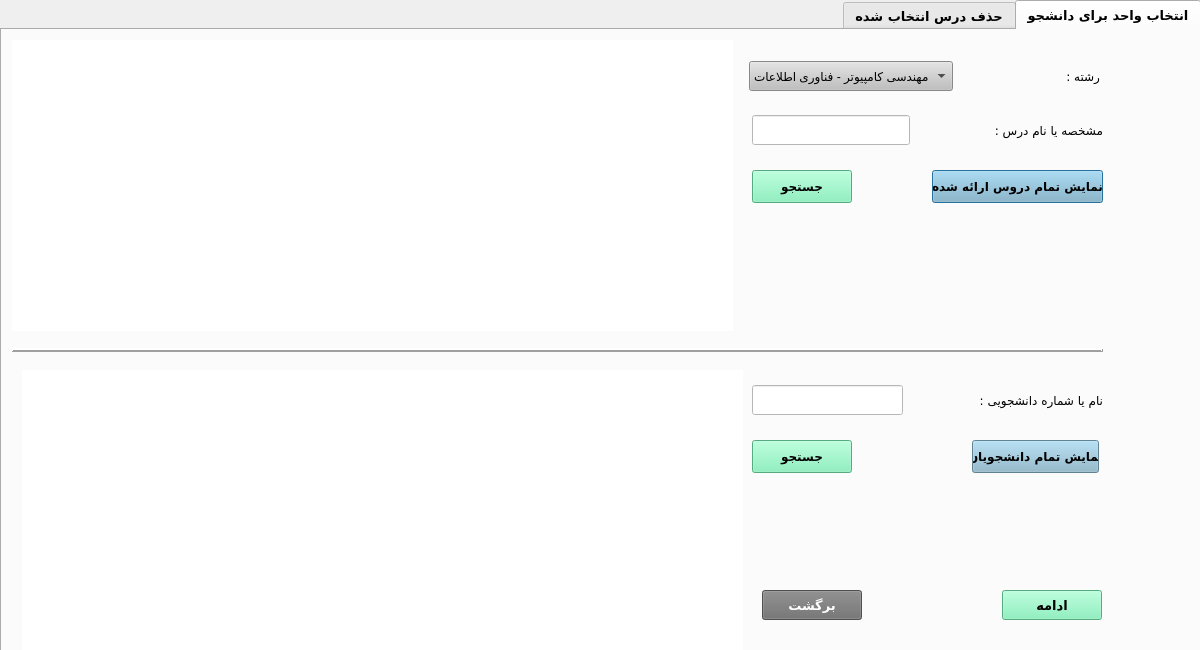
AliRn76/Student-Portal, file entekhabvaheddialog.ui: the form before one commit.
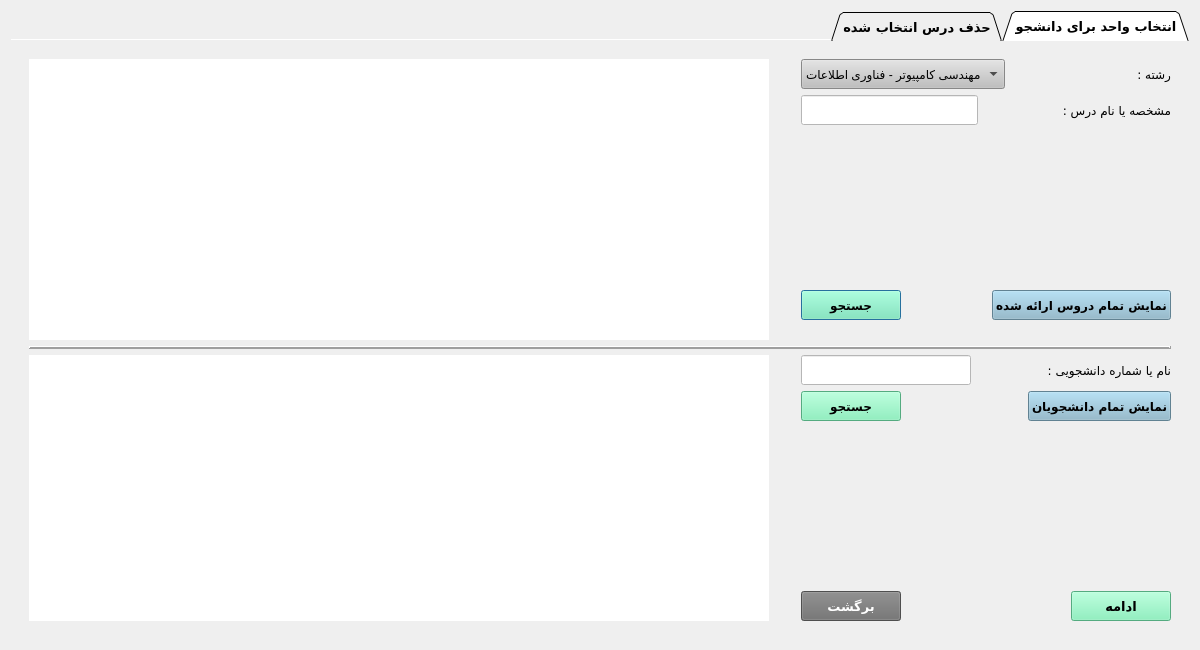
The form after the commit.

Commit message: 98-6-15 - EntekhabVahed Responsive shod

```diff
--- a/entekhabvaheddialog.ui
+++ b/entekhabvaheddialog.ui
@@ -13,15 +13,9 @@
   <property name="windowTitle">
    <string>انتخاب واحد</string>
   </property>
+  <layout class="QGridLayout" name="gridLayout_3">
+   <item row="0" column="0">
   <widget class="QTabWidget" name="tabWidget">
-   <property name="geometry">
-    <rect>
-     <x>0</x>
-     <y>0</y>
-     <width>1201</width>
-     <height>661</height>
-    </rect>
-   </property>
    <property name="font">
     <font>
      <family>B Nazanin</family>
@@ -36,25 +30,25 @@
    <property name="tabPosition">
     <enum>QTabWidget::North</enum>
    </property>
+     <property name="tabShape">
+      <enum>QTabWidget::Triangular</enum>
+     </property>
    <property name="currentIndex">
     <number>0</number>
    </property>
+     <property name="documentMode">
+      <bool>true</bool>
+     </property>
    <widget class="QWidget" name="tab">
     <attribute name="title">
      <string>انتخاب واحد برای دانشجو</string>
     </attribute>
+      <layout class="QGridLayout" name="gridLayout_2">
+       <item row="0" column="0">
     <widget class="QStackedWidget" name="stackedWidget">
      <property name="enabled">
       <bool>true</bool>
      </property>
-     <property name="geometry">
-      <rect>
-       <x>0</x>
-       <y>0</y>
-       <width>1191</width>
-       <height>651</height>
-      </rect>
-     </property>
      <property name="layoutDirection">
       <enum>Qt::LeftToRight</enum>
      </property>
@@ -62,15 +56,83 @@
       <number>0</number>
      </property>
      <widget class="QWidget" name="page">
-      <widget class="QWidget" name="layoutWidget_4">
-       <property name="geometry">
-        <rect>
-         <x>750</x>
-         <y>80</y>
-         <width>351</width>
-         <height>41</height>
-        </rect>
-       </property>
+          <layout class="QGridLayout" name="gridLayout">
+           <item row="0" column="0" rowspan="5">
+            <widget class="QTableView" name="tableView_lesson">
+             <property name="minimumSize">
+              <size>
+               <width>740</width>
+               <height>0</height>
+              </size>
+             </property>
+             <property name="font">
+              <font>
+               <family>B Nazanin</family>
+               <pointsize>10</pointsize>
+               <weight>75</weight>
+               <bold>true</bold>
+              </font>
+             </property>
+             <property name="focusPolicy">
+              <enum>Qt::ClickFocus</enum>
+             </property>
+             <property name="styleSheet">
+              <string notr="true"/>
+             </property>
+             <property name="frameShape">
+              <enum>QFrame::NoFrame</enum>
+             </property>
+             <property name="frameShadow">
+              <enum>QFrame::Plain</enum>
+             </property>
+             <property name="verticalScrollBarPolicy">
+              <enum>Qt::ScrollBarAsNeeded</enum>
+             </property>
+             <property name="horizontalScrollBarPolicy">
+              <enum>Qt::ScrollBarAlwaysOff</enum>
+             </property>
+             <property name="sizeAdjustPolicy">
+              <enum>QAbstractScrollArea::AdjustIgnored</enum>
+             </property>
+             <property name="autoScroll">
+              <bool>false</bool>
+             </property>
+             <property name="editTriggers">
+              <set>QAbstractItemView::NoEditTriggers</set>
+             </property>
+             <property name="tabKeyNavigation">
+              <bool>false</bool>
+             </property>
+             <property name="showDropIndicator" stdset="0">
+              <bool>false</bool>
+             </property>
+             <property name="dragDropOverwriteMode">
+              <bool>false</bool>
+             </property>
+             <property name="alternatingRowColors">
+              <bool>false</bool>
+             </property>
+             <property name="selectionMode">
+              <enum>QAbstractItemView::SingleSelection</enum>
+             </property>
+             <property name="selectionBehavior">
+              <enum>QAbstractItemView::SelectRows</enum>
+             </property>
+             <property name="textElideMode">
+              <enum>Qt::ElideNone</enum>
+             </property>
+             <property name="showGrid">
+              <bool>true</bool>
+             </property>
+             <property name="gridStyle">
+              <enum>Qt::DashDotDotLine</enum>
+             </property>
+             <property name="wordWrap">
+              <bool>true</bool>
+             </property>
+            </widget>
+           </item>
+           <item row="1" column="2">
        <layout class="QHBoxLayout" name="horizontalLayout_16">
         <item>
          <widget class="QLineEdit" name="lineEdit_entekhabID_2">
@@ -117,16 +179,48 @@
          </widget>
         </item>
        </layout>
-      </widget>
+           </item>
+           <item row="3" column="2">
+            <layout class="QHBoxLayout" name="horizontalLayout_24">
+             <item>
+              <widget class="QPushButton" name="pushButton_findLesson_2">
+               <property name="minimumSize">
+                <size>
+                 <width>100</width>
+                 <height>30</height>
+                </size>
+               </property>
+               <property name="font">
+                <font>
+                 <family>B Nazanin</family>
+                 <pointsize>9</pointsize>
+                 <weight>75</weight>
+                 <bold>true</bold>
+                </font>
+               </property>
+               <property name="styleSheet">
+                <string notr="true">background-color:rgb(118, 240, 179)</string>
+               </property>
+               <property name="text">
+                <string>جستجو</string>
+               </property>
+              </widget>
+             </item>
+             <item>
+              <spacer name="horizontalSpacer">
+               <property name="orientation">
+                <enum>Qt::Horizontal</enum>
+               </property>
+               <property name="sizeHint" stdset="0">
+                <size>
+                 <width>40</width>
+                 <height>20</height>
+                </size>
+               </property>
+              </spacer>
+             </item>
+             <item>
       <widget class="QPushButton" name="pushButton_showErae_2">
-       <property name="geometry">
-        <rect>
-         <x>930</x>
-         <y>140</y>
-         <width>171</width>
-         <height>33</height>
-        </rect>
-       </property>
        <property name="minimumSize">
         <size>
          <width>100</width>
@@ -148,15 +242,77 @@
         <string>نمایش تمام دروس ارائه شده</string>
        </property>
       </widget>
-      <widget class="QWidget" name="layoutWidget_5">
-       <property name="geometry">
-        <rect>
-         <x>747</x>
-         <y>30</y>
-         <width>351</width>
-         <height>32</height>
-        </rect>
-       </property>
+             </item>
+            </layout>
+           </item>
+           <item row="9" column="2">
+            <layout class="QHBoxLayout" name="horizontalLayout_25">
+             <item>
+              <widget class="QPushButton" name="pushButton_back">
+               <property name="minimumSize">
+                <size>
+                 <width>100</width>
+                 <height>30</height>
+                </size>
+               </property>
+               <property name="font">
+                <font>
+                 <family>B Nazanin</family>
+                 <pointsize>10</pointsize>
+                 <weight>75</weight>
+                 <bold>true</bold>
+                </font>
+               </property>
+               <property name="styleSheet">
+                <string notr="true">background-color:rgb(111, 111, 111);
+color : white
+</string>
+               </property>
+               <property name="text">
+                <string>برگشت</string>
+               </property>
+              </widget>
+             </item>
+             <item>
+              <spacer name="horizontalSpacer_2">
+               <property name="orientation">
+                <enum>Qt::Horizontal</enum>
+               </property>
+               <property name="sizeHint" stdset="0">
+                <size>
+                 <width>40</width>
+                 <height>20</height>
+                </size>
+               </property>
+              </spacer>
+             </item>
+             <item>
+              <widget class="QPushButton" name="pushButton_continue">
+               <property name="minimumSize">
+                <size>
+                 <width>100</width>
+                 <height>30</height>
+                </size>
+               </property>
+               <property name="font">
+                <font>
+                 <family>B Nazanin</family>
+                 <pointsize>10</pointsize>
+                 <weight>75</weight>
+                 <bold>true</bold>
+                </font>
+               </property>
+               <property name="styleSheet">
+                <string notr="true">background-color:rgb(118, 240, 179)</string>
+               </property>
+               <property name="text">
+                <string>ادامه</string>
+               </property>
+              </widget>
+             </item>
+            </layout>
+           </item>
+           <item row="0" column="2">
        <layout class="QHBoxLayout" name="horizontalLayout_17">
         <item>
          <widget class="QComboBox" name="comboBox_field">
@@ -225,16 +381,125 @@
          </widget>
         </item>
        </layout>
-      </widget>
-      <widget class="QPushButton" name="pushButton_findLesson_2">
-       <property name="geometry">
-        <rect>
-         <x>750</x>
-         <y>140</y>
-         <width>100</width>
-         <height>33</height>
-        </rect>
-       </property>
+           </item>
+           <item row="4" column="2">
+            <spacer name="horizontalSpacer_4">
+             <property name="orientation">
+              <enum>Qt::Horizontal</enum>
+             </property>
+             <property name="sizeHint" stdset="0">
+              <size>
+               <width>357</width>
+               <height>20</height>
+              </size>
+             </property>
+            </spacer>
+           </item>
+           <item row="6" column="0" rowspan="4">
+            <widget class="QTableView" name="tableView_stu">
+             <property name="minimumSize">
+              <size>
+               <width>0</width>
+               <height>0</height>
+              </size>
+             </property>
+             <property name="font">
+              <font>
+               <family>B Nazanin</family>
+               <pointsize>10</pointsize>
+               <weight>75</weight>
+               <bold>true</bold>
+              </font>
+             </property>
+             <property name="focusPolicy">
+              <enum>Qt::ClickFocus</enum>
+             </property>
+             <property name="styleSheet">
+              <string notr="true"/>
+             </property>
+             <property name="frameShape">
+              <enum>QFrame::NoFrame</enum>
+             </property>
+             <property name="frameShadow">
+              <enum>QFrame::Plain</enum>
+             </property>
+             <property name="verticalScrollBarPolicy">
+              <enum>Qt::ScrollBarAsNeeded</enum>
+             </property>
+             <property name="horizontalScrollBarPolicy">
+              <enum>Qt::ScrollBarAlwaysOff</enum>
+             </property>
+             <property name="sizeAdjustPolicy">
+              <enum>QAbstractScrollArea::AdjustIgnored</enum>
+             </property>
+             <property name="autoScroll">
+              <bool>false</bool>
+             </property>
+             <property name="editTriggers">
+              <set>QAbstractItemView::NoEditTriggers</set>
+             </property>
+             <property name="tabKeyNavigation">
+              <bool>false</bool>
+             </property>
+             <property name="showDropIndicator" stdset="0">
+              <bool>false</bool>
+             </property>
+             <property name="dragDropOverwriteMode">
+              <bool>false</bool>
+             </property>
+             <property name="alternatingRowColors">
+              <bool>false</bool>
+             </property>
+             <property name="selectionMode">
+              <enum>QAbstractItemView::SingleSelection</enum>
+             </property>
+             <property name="selectionBehavior">
+              <enum>QAbstractItemView::SelectRows</enum>
+             </property>
+             <property name="textElideMode">
+              <enum>Qt::ElideNone</enum>
+             </property>
+             <property name="showGrid">
+              <bool>true</bool>
+             </property>
+             <property name="gridStyle">
+              <enum>Qt::DashDotDotLine</enum>
+             </property>
+             <property name="wordWrap">
+              <bool>true</bool>
+             </property>
+            </widget>
+           </item>
+           <item row="8" column="2">
+            <spacer name="verticalSpacer_2">
+             <property name="orientation">
+              <enum>Qt::Vertical</enum>
+             </property>
+             <property name="sizeHint" stdset="0">
+              <size>
+               <width>20</width>
+               <height>114</height>
+              </size>
+             </property>
+            </spacer>
+           </item>
+           <item row="5" column="0" colspan="3">
+            <widget class="Line" name="line_4">
+             <property name="frameShadow">
+              <enum>QFrame::Raised</enum>
+             </property>
+             <property name="lineWidth">
+              <number>2</number>
+             </property>
+             <property name="orientation">
+              <enum>Qt::Horizontal</enum>
+             </property>
+            </widget>
+           </item>
+           <item row="7" column="2">
+            <layout class="QHBoxLayout" name="horizontalLayout_26">
+             <item>
+              <widget class="QPushButton" name="pushButton_findStu_2">
        <property name="minimumSize">
         <size>
          <width>100</width>
@@ -256,47 +521,22 @@
         <string>جستجو</string>
        </property>
       </widget>
-      <widget class="QPushButton" name="pushButton_back">
-       <property name="geometry">
-        <rect>
-         <x>760</x>
-         <y>560</y>
-         <width>100</width>
-         <height>30</height>
-        </rect>
-       </property>
-       <property name="minimumSize">
+             </item>
+             <item>
+              <spacer name="horizontalSpacer_3">
+               <property name="orientation">
+                <enum>Qt::Horizontal</enum>
+               </property>
+               <property name="sizeHint" stdset="0">
         <size>
-         <width>100</width>
-         <height>30</height>
-        </size>
-       </property>
-       <property name="font">
-        <font>
-         <family>B Nazanin</family>
-         <pointsize>10</pointsize>
-         <weight>75</weight>
-         <bold>true</bold>
-        </font>
-       </property>
-       <property name="styleSheet">
-        <string notr="true">background-color:rgb(111, 111, 111);
-color : white
-</string>
-       </property>
-       <property name="text">
-        <string>برگشت</string>
-       </property>
-      </widget>
+                 <width>40</width>
+                 <height>20</height>
+                </size>
+               </property>
+              </spacer>
+             </item>
+             <item>
       <widget class="QPushButton" name="pushButton_showStu_2">
-       <property name="geometry">
-        <rect>
-         <x>970</x>
-         <y>410</y>
-         <width>127</width>
-         <height>33</height>
-        </rect>
-       </property>
        <property name="minimumSize">
         <size>
          <width>100</width>
@@ -318,45 +558,23 @@
         <string>نمایش تمام دانشجویان</string>
        </property>
       </widget>
-      <widget class="QPushButton" name="pushButton_continue">
-       <property name="geometry">
-        <rect>
-         <x>1000</x>
-         <y>560</y>
-         <width>100</width>
-         <height>30</height>
-        </rect>
-       </property>
-       <property name="minimumSize">
+             </item>
+            </layout>
+           </item>
+           <item row="2" column="2">
+            <spacer name="verticalSpacer">
+             <property name="orientation">
+              <enum>Qt::Vertical</enum>
+             </property>
+             <property name="sizeHint" stdset="0">
         <size>
-         <width>100</width>
-         <height>30</height>
-        </size>
-       </property>
-       <property name="font">
-        <font>
-         <family>B Nazanin</family>
-         <pointsize>10</pointsize>
-         <weight>75</weight>
-         <bold>true</bold>
-        </font>
-       </property>
-       <property name="styleSheet">
-        <string notr="true">background-color:rgb(118, 240, 179)</string>
-       </property>
-       <property name="text">
-        <string>ادامه</string>
-       </property>
-      </widget>
-      <widget class="QWidget" name="layoutWidget_6">
-       <property name="geometry">
-        <rect>
-         <x>750</x>
-         <y>350</y>
-         <width>351</width>
-         <height>41</height>
-        </rect>
-       </property>
+               <width>20</width>
+               <height>114</height>
+              </size>
+             </property>
+            </spacer>
+           </item>
+           <item row="6" column="2">
        <layout class="QHBoxLayout" name="horizontalLayout_18">
         <item>
          <widget class="QLineEdit" name="lineEdit_stuCode_2">
@@ -404,218 +622,21 @@
          </widget>
         </item>
        </layout>
-      </widget>
-      <widget class="Line" name="line_4">
-       <property name="geometry">
-        <rect>
-         <x>10</x>
-         <y>310</y>
-         <width>1091</width>
-         <height>20</height>
-        </rect>
-       </property>
-       <property name="frameShadow">
-        <enum>QFrame::Raised</enum>
-       </property>
-       <property name="lineWidth">
-        <number>2</number>
-       </property>
+           </item>
+           <item row="0" column="1" rowspan="5">
+            <spacer name="verticalSpacer_3">
        <property name="orientation">
-        <enum>Qt::Horizontal</enum>
-       </property>
-      </widget>
-      <widget class="QPushButton" name="pushButton_findStu_2">
-       <property name="geometry">
-        <rect>
-         <x>750</x>
-         <y>410</y>
-         <width>100</width>
-         <height>33</height>
-        </rect>
-       </property>
-       <property name="minimumSize">
+              <enum>Qt::Vertical</enum>
+             </property>
+             <property name="sizeHint" stdset="0">
         <size>
-         <width>100</width>
-         <height>30</height>
-        </size>
-       </property>
-       <property name="font">
-        <font>
-         <family>B Nazanin</family>
-         <pointsize>9</pointsize>
-         <weight>75</weight>
-         <bold>true</bold>
-        </font>
-       </property>
-       <property name="styleSheet">
-        <string notr="true">background-color:rgb(118, 240, 179)</string>
-       </property>
-       <property name="text">
-        <string>جستجو</string>
-       </property>
-      </widget>
-      <widget class="QTableView" name="tableView_lesson">
-       <property name="geometry">
-        <rect>
-         <x>10</x>
-         <y>10</y>
-         <width>721</width>
-         <height>291</height>
-        </rect>
-       </property>
-       <property name="minimumSize">
-        <size>
-         <width>0</width>
-         <height>0</height>
-        </size>
-       </property>
-       <property name="font">
-        <font>
-         <family>B Nazanin</family>
-         <pointsize>10</pointsize>
-         <weight>75</weight>
-         <bold>true</bold>
-        </font>
-       </property>
-       <property name="focusPolicy">
-        <enum>Qt::ClickFocus</enum>
-       </property>
-       <property name="styleSheet">
-        <string notr="true"/>
-       </property>
-       <property name="frameShape">
-        <enum>QFrame::NoFrame</enum>
-       </property>
-       <property name="frameShadow">
-        <enum>QFrame::Plain</enum>
-       </property>
-       <property name="verticalScrollBarPolicy">
-        <enum>Qt::ScrollBarAsNeeded</enum>
-       </property>
-       <property name="horizontalScrollBarPolicy">
-        <enum>Qt::ScrollBarAlwaysOff</enum>
-       </property>
-       <property name="sizeAdjustPolicy">
-        <enum>QAbstractScrollArea::AdjustIgnored</enum>
-       </property>
-       <property name="autoScroll">
-        <bool>false</bool>
-       </property>
-       <property name="editTriggers">
-        <set>QAbstractItemView::NoEditTriggers</set>
-       </property>
-       <property name="tabKeyNavigation">
-        <bool>false</bool>
-       </property>
-       <property name="showDropIndicator" stdset="0">
-        <bool>false</bool>
-       </property>
-       <property name="dragDropOverwriteMode">
-        <bool>false</bool>
-       </property>
-       <property name="alternatingRowColors">
-        <bool>false</bool>
-       </property>
-       <property name="selectionMode">
-        <enum>QAbstractItemView::SingleSelection</enum>
-       </property>
-       <property name="selectionBehavior">
-        <enum>QAbstractItemView::SelectRows</enum>
-       </property>
-       <property name="textElideMode">
-        <enum>Qt::ElideNone</enum>
-       </property>
-       <property name="showGrid">
-        <bool>true</bool>
-       </property>
-       <property name="gridStyle">
-        <enum>Qt::DashDotDotLine</enum>
-       </property>
-       <property name="wordWrap">
-        <bool>true</bool>
-       </property>
-      </widget>
-      <widget class="QTableView" name="tableView_stu">
-       <property name="geometry">
-        <rect>
-         <x>20</x>
-         <y>340</y>
-         <width>721</width>
-         <height>291</height>
-        </rect>
-       </property>
-       <property name="minimumSize">
-        <size>
-         <width>0</width>
-         <height>0</height>
-        </size>
-       </property>
-       <property name="font">
-        <font>
-         <family>B Nazanin</family>
-         <pointsize>10</pointsize>
-         <weight>75</weight>
-         <bold>true</bold>
-        </font>
-       </property>
-       <property name="focusPolicy">
-        <enum>Qt::ClickFocus</enum>
-       </property>
-       <property name="styleSheet">
-        <string notr="true"/>
-       </property>
-       <property name="frameShape">
-        <enum>QFrame::NoFrame</enum>
-       </property>
-       <property name="frameShadow">
-        <enum>QFrame::Plain</enum>
-       </property>
-       <property name="verticalScrollBarPolicy">
-        <enum>Qt::ScrollBarAsNeeded</enum>
-       </property>
-       <property name="horizontalScrollBarPolicy">
-        <enum>Qt::ScrollBarAlwaysOff</enum>
-       </property>
-       <property name="sizeAdjustPolicy">
-        <enum>QAbstractScrollArea::AdjustIgnored</enum>
-       </property>
-       <property name="autoScroll">
-        <bool>false</bool>
-       </property>
-       <property name="editTriggers">
-        <set>QAbstractItemView::NoEditTriggers</set>
-       </property>
-       <property name="tabKeyNavigation">
-        <bool>false</bool>
-       </property>
-       <property name="showDropIndicator" stdset="0">
-        <bool>false</bool>
-       </property>
-       <property name="dragDropOverwriteMode">
-        <bool>false</bool>
-       </property>
-       <property name="alternatingRowColors">
-        <bool>false</bool>
-       </property>
-       <property name="selectionMode">
-        <enum>QAbstractItemView::SingleSelection</enum>
-       </property>
-       <property name="selectionBehavior">
-        <enum>QAbstractItemView::SelectRows</enum>
-       </property>
-       <property name="textElideMode">
-        <enum>Qt::ElideNone</enum>
-       </property>
-       <property name="showGrid">
-        <bool>true</bool>
-       </property>
-       <property name="gridStyle">
-        <enum>Qt::DashDotDotLine</enum>
-       </property>
-       <property name="wordWrap">
-        <bool>true</bool>
-       </property>
-      </widget>
+               <width>20</width>
+               <height>40</height>
+              </size>
+             </property>
+            </spacer>
+           </item>
+          </layout>
      </widget>
      <widget class="QWidget" name="page_2">
       <widget class="QPushButton" name="pushButton_backPage2">
@@ -1218,6 +1239,8 @@
       </widget>
      </widget>
     </widget>
+       </item>
+      </layout>
    </widget>
    <widget class="QWidget" name="tab_2">
     <attribute name="title">
@@ -2018,6 +2041,8 @@
     </widget>
    </widget>
   </widget>
+   </item>
+  </layout>
  </widget>
  <tabstops>
   <tabstop>comboBox_field</tabstop>
```
Lines whose indentation alone changed are shown as unchanged. The commit also changes 1 other file.
